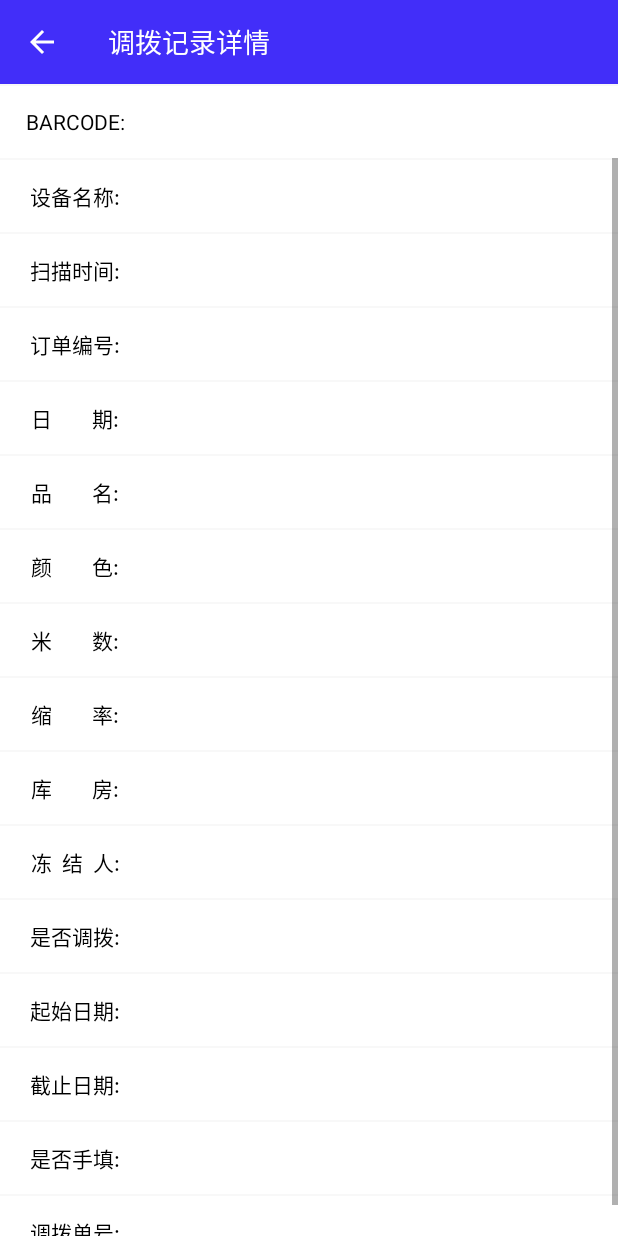
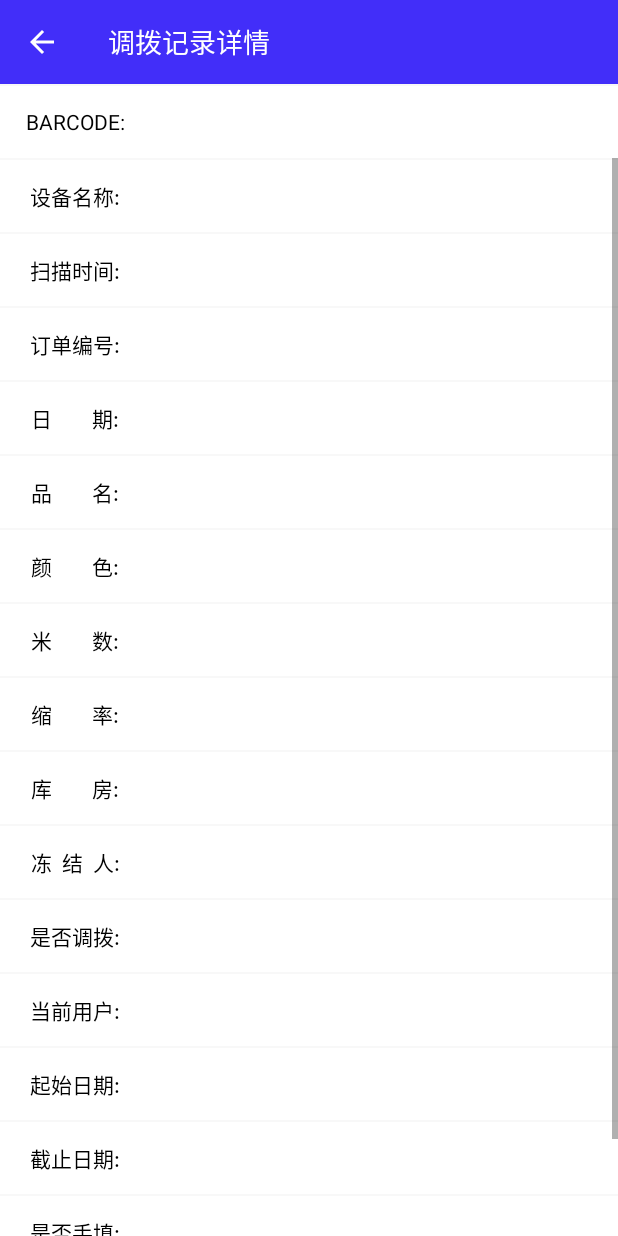
Before and after one commit to yuyeduyu/fangda-scan, an Android app: the DiaoBoInfoActivity screen opened directly, with no data from a screen before it, on a phone screen of 412 x 824 dp. Run offline under Robolectric (Android 15) with nearby library versions, the phone set to English and light mode, and no system bars; our stand-ins replace ButterKnife; network calls fail.

```diff
--- a/app/build.gradle
+++ b/app/build.gradle
@@ -8,8 +8,8 @@ android {
         applicationId "com.demo.scan"
         minSdkVersion 17
         targetSdkVersion 21
-        versionCode 7
-        versionName "2.0.5"
+        versionCode 8
+        versionName "2.0.8"
     }
 
     buildTypes {
--- a/app/src/main/java/com/demo/scan/activity/ChukuInfoActivity.java
+++ b/app/src/main/java/com/demo/scan/activity/ChukuInfoActivity.java
@@ -73,7 +73,7 @@ public class ChukuInfoActivity extends AppCompatActivity {
         tvDevname.setText(data.getDeviceName());
         tvTime.setText(TimeUtils.longToString(Long.valueOf(data.getScanningTime()),TimeUtils.timeType));
         tvOrderNo.setText(data.getOrderNo());
-        tvTimeKct.setText(data.getTimeKct());
+        tvTimeKct.setText(TimeUtils.longToString(Long.valueOf(data.getTimeKct()), TimeUtils.timeType));
         tvName.setText(data.getProductName());
         tvColor.setText(data.getColor());
         tvLenth.setText(data.getLength()+"");
--- a/app/src/main/java/com/demo/scan/activity/DiaoBoInfoActivity.java
+++ b/app/src/main/java/com/demo/scan/activity/DiaoBoInfoActivity.java
@@ -9,7 +9,6 @@ import android.widget.TextView;
 import android.widget.Toast;
 
 import com.demo.scan.R;
-import com.demo.scan.bean.ChukuResultBean;
 import com.demo.scan.bean.DiaoBoResultBean;
 import com.demo.scan.utils.TimeUtils;
 
@@ -53,6 +52,8 @@ public class DiaoBoInfoActivity extends AppCompatActivity {
     TextView tvIsHandFilling;
     @BindView(R.id.tv_outOrderNo)
     TextView tvOutOrderNo;
+    @BindView(R.id.tv_nowUser)
+    TextView tvNowUser;
 
     @Override
     protected void onCreate(Bundle savedInstanceState) {
@@ -72,20 +73,21 @@ public class DiaoBoInfoActivity extends AppCompatActivity {
     private void shownInfo() {
         tvCode.setText(data.getBarcode());
         tvDevname.setText(data.getDeviceName());
-        tvTime.setText(TimeUtils.longToString(Long.valueOf(data.getScanningTime()),TimeUtils.timeType));
+        tvTime.setText(TimeUtils.longToString(Long.valueOf(data.getScanningTime()), TimeUtils.timeType));
         tvOrderNo.setText(data.getOrderNo());
-        tvTimeKct.setText(data.getTimeKct());
+        tvTimeKct.setText(TimeUtils.longToString(Long.valueOf(data.getTimeKct()), TimeUtils.timeType));
         tvName.setText(data.getProductName());
         tvColor.setText(data.getColor());
-        tvLenth.setText(data.getLength()+"");
+        tvLenth.setText(data.getLength() + "");
         tvShrinkage.setText(data.getShrinkage());
         tvStoreroom.setText(data.getStoreroom());
         tvFrozenMan.setText(data.getFrozenMan());
         tvIsOut.setText(data.getIsAllocation());
-        tvStartTime.setText(TimeUtils.longToString(Long.valueOf(data.getStartTime()),TimeUtils.timeType));
-        tvEndTime.setText(TimeUtils.longToString(Long.valueOf(data.getEndTime()),TimeUtils.timeType));
+        tvStartTime.setText(TimeUtils.longToString(Long.valueOf(data.getStartTime()), TimeUtils.timeType));
+        tvEndTime.setText(TimeUtils.longToString(Long.valueOf(data.getEndTime()), TimeUtils.timeType));
         tvIsHandFilling.setText(data.getIsHandFilling());
         tvOutOrderNo.setText(data.getAllocationNo());
+        tvNowUser.setText(data.getNowUser());
     }
 
     /**
--- a/app/src/main/res/layout/activity_diaobo_info.xml
+++ b/app/src/main/res/layout/activity_diaobo_info.xml
@@ -360,6 +360,34 @@
                     android:paddingLeft="5dp"
                     android:textColor="@color/c13" />
             </LinearLayout>
+            <LinearLayout
+                android:layout_width="match_parent"
+                android:layout_height="48dp"
+                android:layout_marginTop="1dp"
+                android:background="@color/layout_backgroud"
+                android:gravity="center"
+                android:orientation="horizontal">
+
+                <TextView
+                    android:layout_width="80dp"
+                    android:layout_height="wrap_content"
+                    android:layout_alignParentRight="true"
+                    android:layout_marginLeft="10dp"
+                    android:gravity="center"
+                    android:text="当前用户:"
+                    android:textColor="#000"
+                    android:textSize="@dimen/testSize" />
+
+                <TextView
+                    android:id="@+id/tv_nowUser"
+                    android:layout_width="fill_parent"
+                    android:layout_height="40dip"
+                    android:layout_marginRight="10dp"
+                    android:layout_weight="1"
+                    android:gravity="center|left"
+                    android:paddingLeft="5dp"
+                    android:textColor="@color/text1" />
+            </LinearLayout>
 
             <LinearLayout
                 android:layout_width="match_parent"
```
Also changed, not shown: app/src/main/java/com/demo/scan/activity/FirstActivity.java (+3 -23 lines), app/src/main/java/com/demo/scan/activity/MainActivity.java (+11 -1 lines), app/src/main/java/com/demo/scan/activity/PhoneActivity.java (+12 -2 lines), app/src/main/java/com/demo/scan/fragment/SearchChuKuFragment.java (+5 -2 lines), app/src/main/java/com/demo/scan/utils/AppUtils.java (added, +34 -0 lines), 104 other files.
